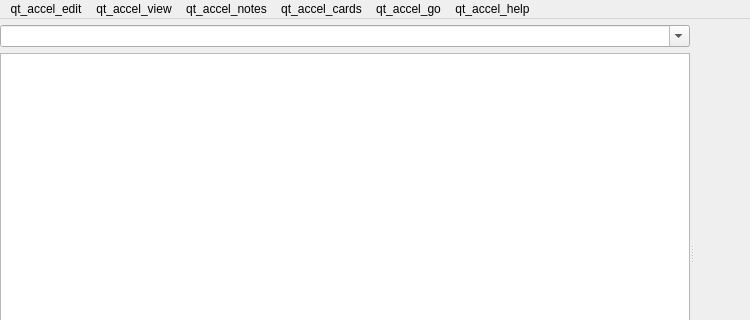
Qt form qt/aqt/forms/browser.ui (sarkologist/anki-personal) before a commit; both pictures show x 0 to 750 and y 0 to 320 of the 750 by 493 pixel window.
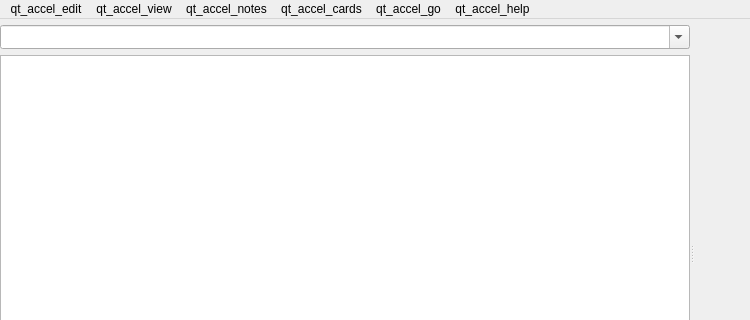
The same form after that commit. Icons and pictures are not drawn.

Commit message: Keep browser editor resizeable with long searches

What changed in the file:
```diff
--- a/qt/aqt/forms/browser.ui
+++ b/qt/aqt/forms/browser.ui
@@ -99,6 +99,13 @@
               <verstretch>0</verstretch>
              </sizepolicy>
             </property>
+            <!-- Keep long searches from setting the table pane's preferred width. -->
+            <property name="minimumContentsLength">
+             <number>20</number>
+            </property>
+            <property name="sizeAdjustPolicy">
+             <enum>QComboBox::AdjustToMinimumContentsLengthWithIcon</enum>
+            </property>
             <property name="editable">
              <bool>true</bool>
             </property>
```
The commit also changes 1 other file.
